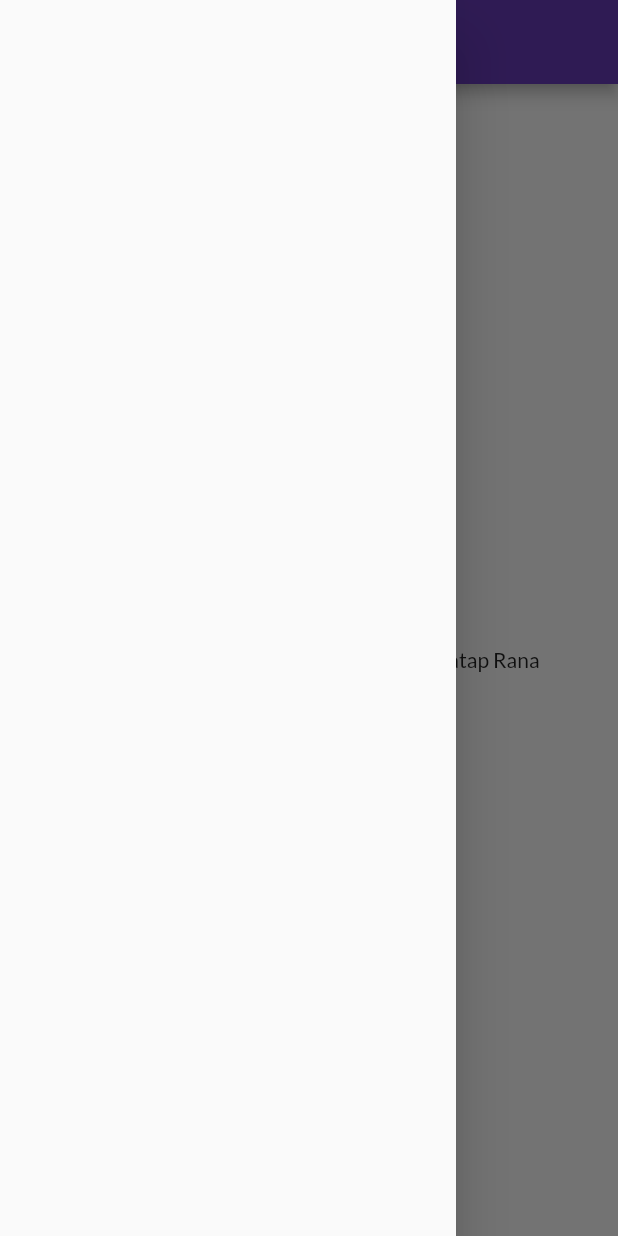
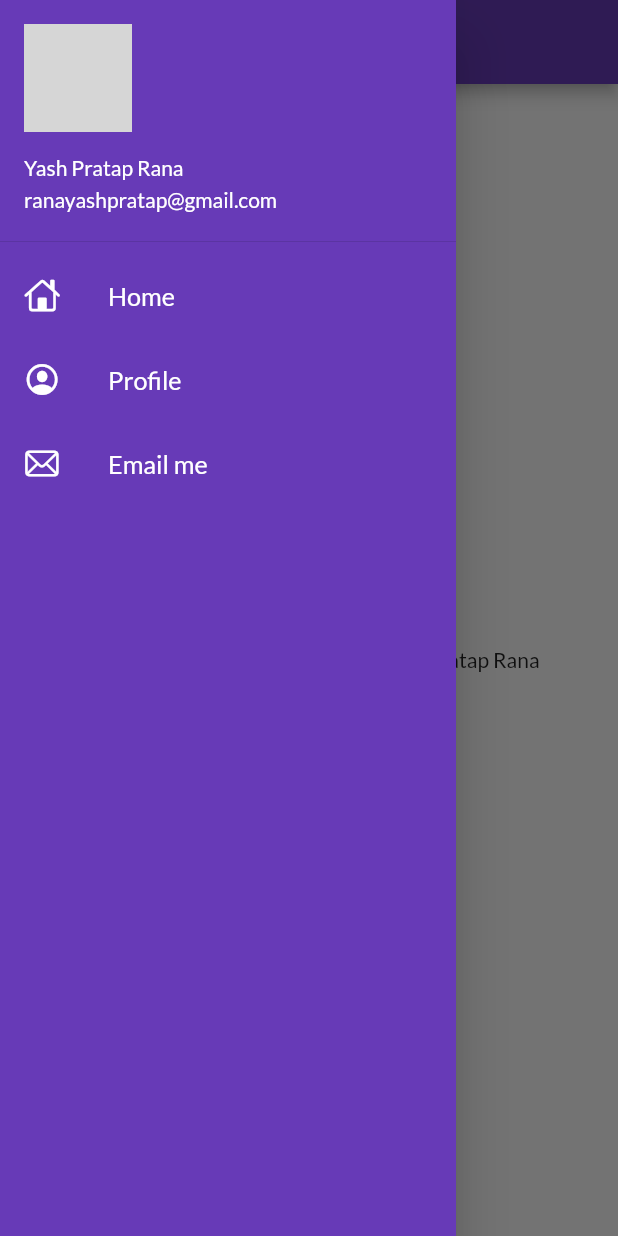
Before and after one commit to Yash9084/30DaysOfFlutter, a Flutter app: the HomePage screen opened by its route, with the side drawer open, on a phone screen of 412 x 824 dp. Run offline on Flutter 3.47's test engine with Material 2 defaults, Android fonts, the phone set to English and light mode, and no system bars; our stand-ins replace google_fonts; network calls fail; grey boxes are pictures that could not be loaded.

Commit message:
Day 8 completed

```diff
--- a/lib/pages/home_page.dart
+++ b/lib/pages/home_page.dart
@@ -1,4 +1,5 @@
 import 'package:flutter/material.dart';
+import 'package:flutter_catalog/widgets/drawer.dart';
 
 class HomePage extends StatelessWidget {
   final int days = 30;
@@ -14,7 +15,7 @@ class HomePage extends StatelessWidget {
       body: Center(
         child: Text("Welcome to $days days of flutter by $name"),
       ),
-      drawer: const Drawer(),
+      drawer: const MyDrawer(),
     );
   }
 }
--- /dev/null
+++ b/lib/widgets/drawer.dart
@@ -0,0 +1,72 @@
+import 'package:flutter/cupertino.dart';
+import 'package:flutter/material.dart';
+
+class MyDrawer extends StatelessWidget {
+  const MyDrawer({super.key});
+
+  @override
+  Widget build(BuildContext context) {
+    final imageUrl =
+        "https://images.unsplash.com/photo-1453728013993-6d66e9c9123a?ixlib=rb-1.2.1&ixid=MnwxMjA3fDB8MHxzZWFyY2h8Mnx8bGVuc3xlbnwwfHwwfHw%3D&w=1000&q=80";
+    return Drawer(
+      child: Container(
+      color: Colors.deepPurple,
+      child: ListView(
+        padding: EdgeInsets.zero,
+        children: [
+          DrawerHeader(
+            padding: EdgeInsets.zero,
+            child: UserAccountsDrawerHeader(
+              margin: EdgeInsets.zero,
+              accountName: Text("Yash Pratap Rana"),
+              accountEmail: Text("ranayashpratap@gmail.com"),
+              currentAccountPicture: CircleAvatar(
+                backgroundImage: NetworkImage(imageUrl)
+                ),
+            ),
+          ),
+        ListTile(
+          leading: Icon(
+            CupertinoIcons.home,
+            color: Colors.white,
+            ),
+            title: Text(
+              "Home",
+              textScaleFactor: 1.2,
+              style: TextStyle(
+                color: Colors.white,
+              )
+            )
+            ),
+            ListTile(
+          leading: Icon(
+            CupertinoIcons.profile_circled,
+            color: Colors.white,
+            ),
+            title: Text(
+              "Profile",
+              textScaleFactor: 1.2,
+              style: TextStyle(
+                color: Colors.white,
+              )
+            )
+            ),
+            ListTile(
+          leading: Icon(
+            CupertinoIcons.mail,
+            color: Colors.white,
+            ),
+            title: Text(
+              "Email me",
+              textScaleFactor: 1.2,
+              style: TextStyle(
+                color: Colors.white,
+              )
+            )
+            ),
+        ],
+      ),
+    )
+    );
+  }
+}
```
